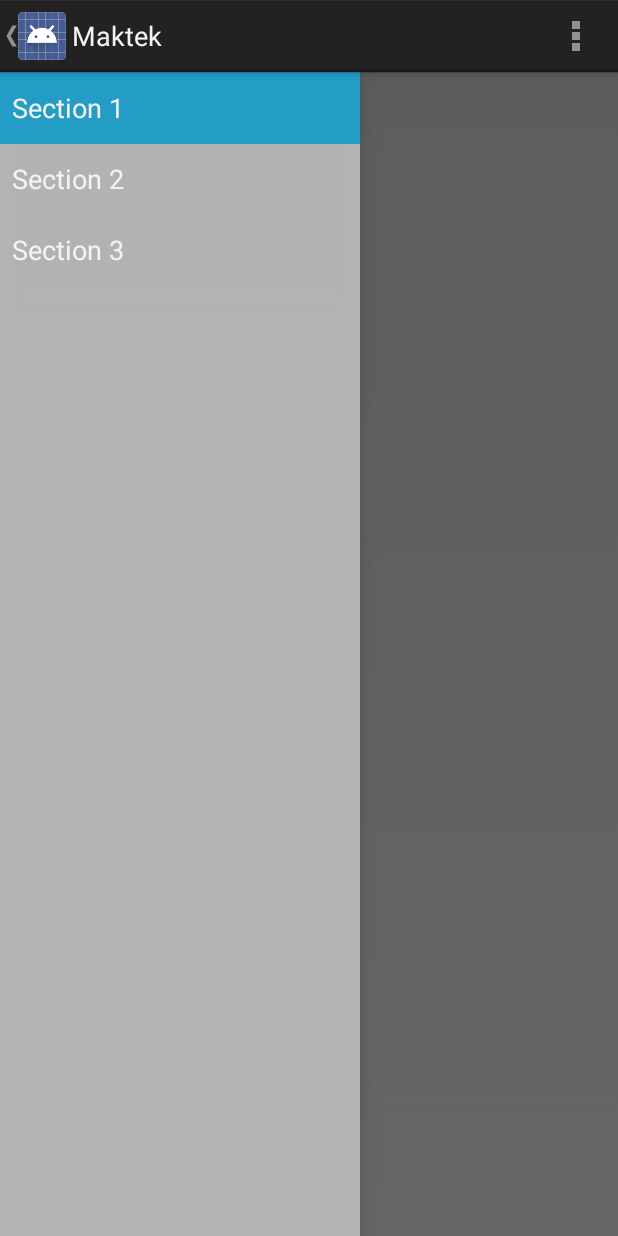
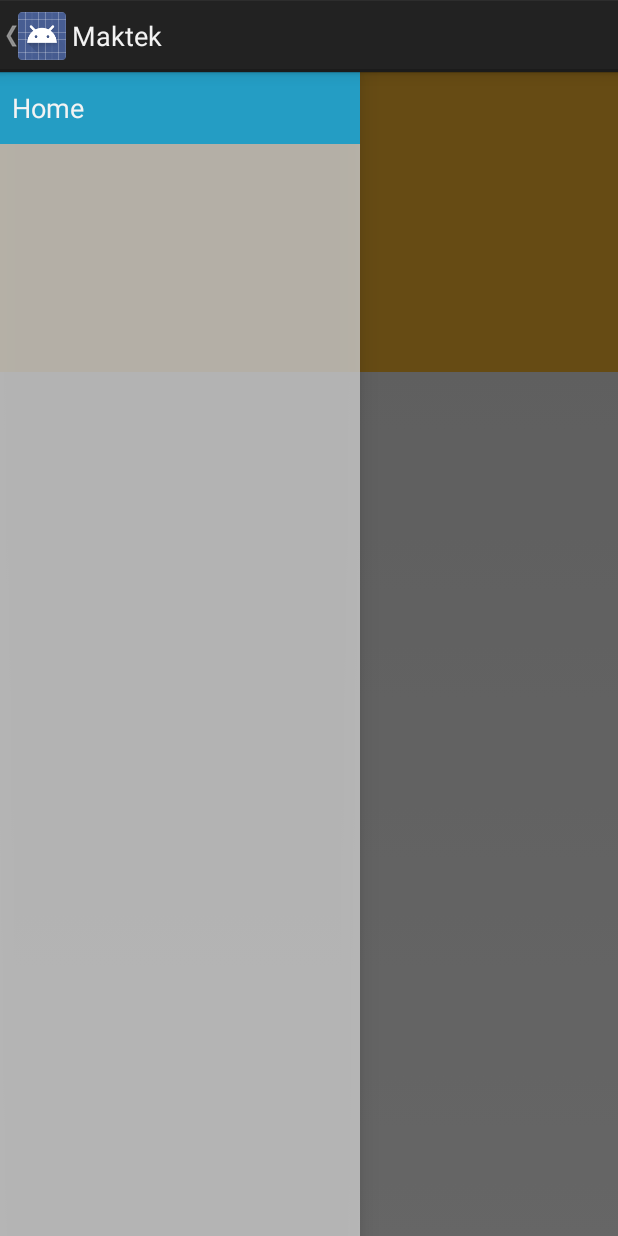
Before and after one commit to emreaktrk/Maktek, an Android app: the screen it shows after launch (HomeActivity), on a phone screen of 412 x 824 dp. Run offline under Robolectric (Android 15) with nearby library versions, the phone set to English and light mode, and no system bars; 2 statements that could not run were skipped.

Commit message:
Home Fragment developing.

```diff
--- a/app/build.gradle
+++ b/app/build.gradle
@@ -22,4 +22,5 @@ android {
 dependencies {
     compile fileTree(dir: 'libs', include: ['*.jar'])
     compile 'com.android.support:support-v4:19.+'
+    compile 'com.squareup.picasso:picasso:2.3.2'
 }
--- a/app/src/main/java/akturk/maktek/HomeActivity.java
+++ /dev/null
@@ -1,146 +0,0 @@
-package akturk.maktek;
-
-import android.app.Activity;
-
-import android.app.ActionBar;
-import android.app.Fragment;
-import android.app.FragmentManager;
-import android.content.Context;
-import android.os.Build;
-import android.os.Bundle;
-import android.view.Gravity;
-import android.view.LayoutInflater;
-import android.view.Menu;
-import android.view.MenuItem;
-import android.view.View;
-import android.view.ViewGroup;
-import android.support.v4.widget.DrawerLayout;
-import android.widget.ArrayAdapter;
-import android.widget.TextView;
-
-
-public class HomeActivity extends Activity
-        implements NavigationDrawerFragment.NavigationDrawerCallbacks {
-
-    /**
-     * Fragment managing the behaviors, interactions and presentation of the navigation drawer.
-     */
-    private NavigationDrawerFragment mNavigationDrawerFragment;
-
-    /**
-     * Used to store the last screen title. For use in {@link #restoreActionBar()}.
-     */
-    private CharSequence mTitle;
-
-    @Override
-    protected void onCreate(Bundle savedInstanceState) {
-        super.onCreate(savedInstanceState);
-        setContentView(R.layout.layout_home);
-
-        mNavigationDrawerFragment = (NavigationDrawerFragment)
-                getFragmentManager().findFragmentById(R.id.navigation_drawer);
-        mTitle = getTitle();
-
-        // Set up the drawer.
-        mNavigationDrawerFragment.setUp(
-                R.id.navigation_drawer,
-                (DrawerLayout) findViewById(R.id.drawer_layout));
-    }
-
-    @Override
-    public void onNavigationDrawerItemSelected(int position) {
-        // update the main content by replacing fragments
-        FragmentManager fragmentManager = getFragmentManager();
-        fragmentManager.beginTransaction()
-                .replace(R.id.container, PlaceholderFragment.newInstance(position + 1))
-                .commit();
-    }
-
-    public void onSectionAttached(int number) {
-        switch (number) {
-            case 1:
-                mTitle = getString(R.string.title_section1);
-                break;
-            case 2:
-                mTitle = getString(R.string.title_section2);
-                break;
-            case 3:
-                mTitle = getString(R.string.title_section3);
-                break;
-        }
-    }
-
-    public void restoreActionBar() {
-        ActionBar actionBar = getActionBar();
-        actionBar.setNavigationMode(ActionBar.NAVIGATION_MODE_STANDARD);
-        actionBar.setDisplayShowTitleEnabled(true);
-        actionBar.setTitle(mTitle);
-    }
-
-
-    @Override
-    public boolean onCreateOptionsMenu(Menu menu) {
-        if (!mNavigationDrawerFragment.isDrawerOpen()) {
-            // Only show items in the action bar relevant to this screen
-            // if the drawer is not showing. Otherwise, let the drawer
-            // decide what to show in the action bar.
-            getMenuInflater().inflate(R.menu.home, menu);
-            restoreActionBar();
-            return true;
-        }
-        return super.onCreateOptionsMenu(menu);
-    }
-
-    @Override
-    public boolean onOptionsItemSelected(MenuItem item) {
-        // Handle action bar item clicks here. The action bar will
-        // automatically handle clicks on the Home/Up button, so long
-        // as you specify a parent activity in AndroidManifest.xml.
-        int id = item.getItemId();
-        if (id == R.id.action_settings) {
-            return true;
-        }
-        return super.onOptionsItemSelected(item);
-    }
-
-    /**
-     * A placeholder fragment containing a simple view.
-     */
-    public static class PlaceholderFragment extends Fragment {
-        /**
-         * The fragment argument representing the section number for this
-         * fragment.
-         */
-        private static final String ARG_SECTION_NUMBER = "section_number";
-
-        /**
-         * Returns a new instance of this fragment for the given section
-         * number.
-         */
-        public static PlaceholderFragment newInstance(int sectionNumber) {
-            PlaceholderFragment fragment = new PlaceholderFragment();
-            Bundle args = new Bundle();
-            args.putInt(ARG_SECTION_NUMBER, sectionNumber);
-            fragment.setArguments(args);
-            return fragment;
-        }
-
-        public PlaceholderFragment() {
-        }
-
-        @Override
-        public View onCreateView(LayoutInflater inflater, ViewGroup container,
-                Bundle savedInstanceState) {
-            View rootView = inflater.inflate(R.layout.fragment_home, container, false);
-            return rootView;
-        }
-
-        @Override
-        public void onAttach(Activity activity) {
-            super.onAttach(activity);
-            ((HomeActivity) activity).onSectionAttached(
-                    getArguments().getInt(ARG_SECTION_NUMBER));
-        }
-    }
-
-}
--- /dev/null
+++ b/app/src/main/java/akturk/maktek/activity/HomeActivity.java
@@ -0,0 +1,89 @@
+package akturk.maktek.activity;
+
+import android.app.Activity;
+
+import android.app.ActionBar;
+import android.app.Fragment;
+import android.app.FragmentManager;
+import android.os.Bundle;
+import android.view.LayoutInflater;
+import android.view.Menu;
+import android.view.MenuItem;
+import android.view.View;
+import android.view.ViewGroup;
+import android.support.v4.widget.DrawerLayout;
+
+import akturk.maktek.R;
+import akturk.maktek.fragment.HomeFragment;
+import akturk.maktek.fragment.NavigationDrawerFragment;
+
+
+public class HomeActivity extends Activity implements NavigationDrawerFragment.NavigationDrawerCallbacks {
+
+    /**
+     * Fragment managing the behaviors, interactions and presentation of the navigation drawer.
+     */
+    private NavigationDrawerFragment mNavigationDrawerFragment;
+
+    /**
+     * Used to store the last screen title. For use in {@link #restoreActionBar()}.
+     */
+    private CharSequence mTitle;
+
+    @Override
+    protected void onCreate(Bundle savedInstanceState) {
+        super.onCreate(savedInstanceState);
+        setContentView(R.layout.layout_home);
+
+        mNavigationDrawerFragment = (NavigationDrawerFragment) getFragmentManager().findFragmentById(R.id.navigation_drawer);
+        mTitle = getTitle();
+
+        // Set up the drawer.
+        mNavigationDrawerFragment.setUp(R.id.navigation_drawer, (DrawerLayout) findViewById(R.id.drawer_layout));
+    }
+
+    @Override
+    public void onNavigationDrawerItemSelected(int position) {
+        // update the main content by replacing fragments
+        FragmentManager fragmentManager = getFragmentManager();
+        fragmentManager.beginTransaction()
+                .replace(R.id.container, new HomeFragment())
+                .commit();
+    }
+
+    public void restoreActionBar() {
+        ActionBar actionBar = getActionBar();
+        actionBar.setNavigationMode(ActionBar.NAVIGATION_MODE_STANDARD);
+        actionBar.setDisplayShowTitleEnabled(true);
+        actionBar.setTitle(mTitle);
+    }
+
+    public void setActionBarTitle(int resouce) {
+        mTitle = getString(resouce);
+        setTitle(mTitle);
+    }
+
+
+    @Override
+    public boolean onCreateOptionsMenu(Menu menu) {
+        if (!mNavigationDrawerFragment.isDrawerOpen()) {
+            // Only show items in the action bar relevant to this screen
+            // if the drawer is not showing. Otherwise, let the drawer
+            // decide what to show in the action bar.
+            getMenuInflater().inflate(R.menu.home, menu);
+            restoreActionBar();
+            return true;
+        }
+        return super.onCreateOptionsMenu(menu);
+    }
+
+    @Override
+    public boolean onOptionsItemSelected(MenuItem item) {
+        // Handle action bar item clicks here. The action bar will
+        // automatically handle clicks on the Home/Up button, so long
+        // as you specify a parent activity in AndroidManifest.xml.
+        return super.onOptionsItemSelected(item);
+    }
+
+
+}
--- /dev/null
+++ b/app/src/main/java/akturk/maktek/fragment/BaseFragment.java
@@ -0,0 +1,30 @@
+package akturk.maktek.fragment;
+
+import android.app.Activity;
+import android.app.Fragment;
+import android.os.Bundle;
+import android.view.LayoutInflater;
+import android.view.View;
+import android.view.ViewGroup;
+import akturk.maktek.activity.HomeActivity;
+
+abstract class BaseFragment extends Fragment {
+
+    @Override
+    public View onCreateView(LayoutInflater inflater, ViewGroup container, Bundle savedInstanceState) {
+        View rootView = inflater.inflate(getLayoutResourceID(), container, false);
+        return rootView;
+    }
+
+    protected abstract int getLayoutResourceID();
+
+    @Override
+    public void onAttach(Activity activity) {
+        super.onAttach(activity);
+        ((HomeActivity) activity).setActionBarTitle(getActionBarTitle());
+    }
+
+    protected abstract int getActionBarTitle();
+
+
+}
--- /dev/null
+++ b/app/src/main/java/akturk/maktek/fragment/HomeFragment.java
@@ -0,0 +1,30 @@
+package akturk.maktek.fragment;
+
+import android.os.Bundle;
+import android.view.View;
+import android.widget.ViewFlipper;
+
+import akturk.maktek.R;
+
+public class HomeFragment extends BaseFragment {
+    private ViewFlipper mFlipper;
+
+    @Override
+    protected int getLayoutResourceID() {
+        return R.layout.fragment_home;
+    }
+
+    @Override
+    protected int getActionBarTitle() {
+        return R.string.title_home;
+    }
+
+    @Override
+    public void onViewCreated(View view, Bundle savedInstanceState) {
+        super.onViewCreated(view, savedInstanceState);
+        mFlipper = (ViewFlipper) view.findViewById(R.id.fragment_home_viewflipper);
+        mFlipper.startFlipping();
+    }
+
+
+}
--- a/app/src/main/java/akturk/maktek/NavigationDrawerFragment.java
+++ b/app/src/main/java/akturk/maktek/fragment/NavigationDrawerFragment.java
@@ -1,4 +1,4 @@
-package akturk.maktek;
+package akturk.maktek.fragment;
 
 
 import android.app.Activity;
@@ -21,6 +21,8 @@ import android.widget.AdapterView;
 import android.widget.ArrayAdapter;
 import android.widget.ListView;
 import android.widget.Toast;
+
+import akturk.maktek.R;
 
 /**
  * Fragment used for managing interactions for and presentation of a navigation drawer.
@@ -80,7 +82,7 @@ public class NavigationDrawerFragment extends Fragment {
     }
 
     @Override
-    public void onActivityCreated (Bundle savedInstanceState) {
+    public void onActivityCreated(Bundle savedInstanceState) {
         super.onActivityCreated(savedInstanceState);
         // Indicate that this fragment would like to influence the set of actions in the action bar.
         setHasOptionsMenu(true);
@@ -88,7 +90,7 @@ public class NavigationDrawerFragment extends Fragment {
 
     @Override
     public View onCreateView(LayoutInflater inflater, ViewGroup container,
-            Bundle savedInstanceState) {
+                             Bundle savedInstanceState) {
         mDrawerListView = (ListView) inflater.inflate(
                 R.layout.fragment_drawer, container, false);
         mDrawerListView.setOnItemClickListener(new AdapterView.OnItemClickListener() {
@@ -102,10 +104,9 @@ public class NavigationDrawerFragment extends Fragment {
                 android.R.layout.simple_list_item_activated_1,
                 android.R.id.text1,
                 new String[]{
-                        getString(R.string.title_section1),
-                        getString(R.string.title_section2),
-                        getString(R.string.title_section3),
-                }));
+                        getString(R.string.title_home),
+                }
+        ));
         mDrawerListView.setItemChecked(mCurrentSelectedPosition, true);
         return mDrawerListView;
     }
@@ -247,11 +248,6 @@ public class NavigationDrawerFragment extends Fragment {
             return true;
         }
 
-        if (item.getItemId() == R.id.action_example) {
-            Toast.makeText(getActivity(), "Example action.", Toast.LENGTH_SHORT).show();
-            return true;
-        }
-
         return super.onOptionsItemSelected(item);
     }
 
--- /dev/null
+++ b/app/src/main/java/akturk/maktek/global/MaktekApplication.java
@@ -0,0 +1,6 @@
+package akturk.maktek.global;
+
+import android.app.Application;
+
+public class MaktekApplication extends Application {
+}
--- a/app/src/main/res/layout/layout_home.xml
+++ b/app/src/main/res/layout/layout_home.xml
@@ -25,7 +25,7 @@
         android:layout_width="@dimen/navigation_drawer_width"
         android:layout_height="match_parent"
         android:layout_gravity="start"
-        android:name="akturk.maktek.NavigationDrawerFragment"
+        android:name="akturk.maktek.fragment.NavigationDrawerFragment"
         tools:layout="@layout/fragment_drawer" />
 
 </android.support.v4.widget.DrawerLayout>
--- a/app/src/main/res/menu/global.xml
+++ b/app/src/main/res/menu/global.xml
@@ -1,6 +1,3 @@
 <menu xmlns:android="http://schemas.android.com/apk/res/android">
-    <item android:id="@+id/action_settings"
-        android:title="@string/action_settings"
-        android:orderInCategory="100"
-        android:showAsAction="never" />
+
 </menu>
--- a/app/src/main/res/menu/home.xml
+++ b/app/src/main/res/menu/home.xml
@@ -1,11 +1,5 @@
 <menu xmlns:android="http://schemas.android.com/apk/res/android"
     xmlns:tools="http://schemas.android.com/tools"
     tools:context=".HomeActivity" >
-    <item android:id="@+id/action_example"
-        android:title="@string/action_example"
-        android:showAsAction="withText|ifRoom" />
-    <item android:id="@+id/action_settings"
-        android:title="@string/action_settings"
-        android:orderInCategory="100"
-        android:showAsAction="never" />
+
 </menu>
--- a/app/src/main/res/values/strings.xml
+++ b/app/src/main/res/values/strings.xml
@@ -2,12 +2,8 @@
 <resources>
 
     <string name="app_name">Maktek</string>
-    <string name="title_section1">Section 1</string>
-    <string name="title_section2">Section 2</string>
-    <string name="title_section3">Section 3</string>
+    <string name="title_home">Home</string>
     <string name="navigation_drawer_open">Open navigation drawer</string>
     <string name="navigation_drawer_close">Close navigation drawer</string>
-    <string name="action_example">Example action</string>
-    <string name="action_settings">Settings</string>
 
 </resources>
```
Also changed, not shown: app/src/main/AndroidManifest.xml (+5 -5 lines), app/src/main/res/layout/fragment_home.xml (+23 -10 lines), 1 other file.
